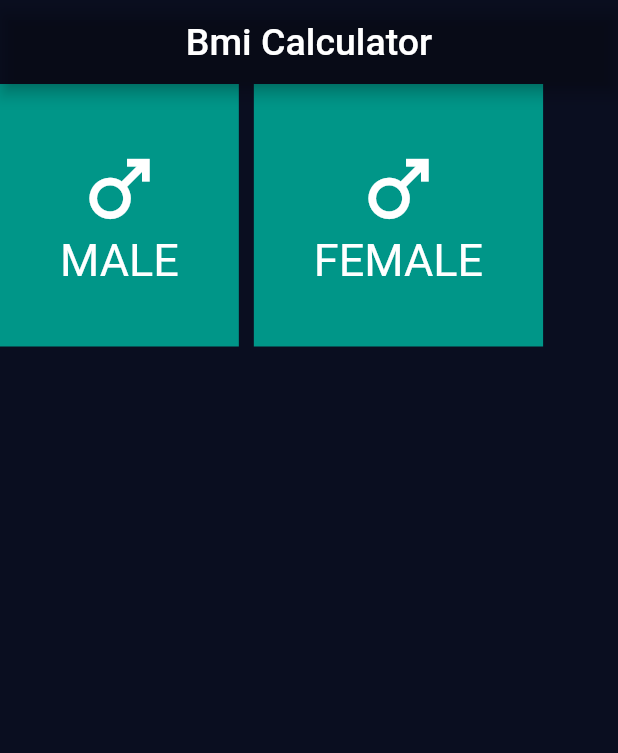
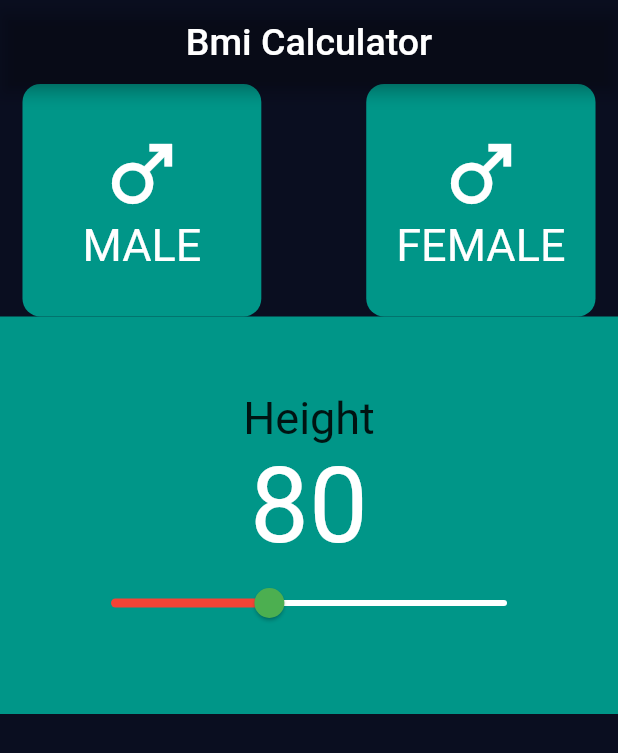
Before and after one commit to JanibekJali/american-dream---bmi_calculator, a Flutter app: the screen it shows after launch, on a phone screen of 412 x 824 dp. Shown: the top 753 px of the screen. Run offline on Flutter 3.47's test engine with Material 2 defaults, Android fonts, the phone set to English and light mode, and no system bars.

Commit message:
Height buttu

```diff
--- a/lib/ui/home_ui.dart
+++ b/lib/ui/home_ui.dart
@@ -7,6 +7,7 @@ class HomeUi extends StatefulWidget {
 }
 
 class _HomeUiState extends State<HomeUi> {
+  double sliderHeight = 80;
   @override
   Widget build(BuildContext context) {
     return Scaffold(
@@ -19,22 +20,58 @@ class _HomeUiState extends State<HomeUi> {
           style: TextStyle(fontSize: 25),
         ),
       ),
-      body: SingleChildScrollView(
-        scrollDirection: Axis.horizontal,
-        child: Column(
+      body: Column(
         children: [
           Row(
+            mainAxisAlignment: MainAxisAlignment.spaceAround,
             children: const [
-                CustomContainer(genderText: 'MalE'),
+              CustomContainer(
+                genderText: 'MalE',
+                ver: 30,
+                hor: 40,
+              ),
               SizedBox(
                 width: 10,
               ),
-                CustomContainer(genderText: 'Female'),
+              CustomContainer(
+                genderText: 'Female',
+                ver: 30,
+                hor: 20,
+              ),
             ],
+          ),
+          Container(
+            color: Colors.teal,
+            child: Padding(
+              padding: const EdgeInsets.all(50.0),
+              child: Column(
+                children: [
+                  const Text(
+                    'Height',
+                    style: TextStyle(fontSize: 30),
+                  ),
+                  Text(
+                    sliderHeight.toStringAsFixed(0),
+                    style: const TextStyle(fontSize: 70, color: Colors.white),
+                  ),
+                  Slider(
+                    activeColor: Colors.red,
+                    inactiveColor: Colors.white,
+                    thumbColor: Colors.green,
+                    max: 200,
+                    value: sliderHeight,
+                    onChanged: (adamBasti) {
+                      setState(() {
+                        sliderHeight = adamBasti;
+                      });
+                    },
                   ),
                 ],
               ),
             ),
+          ),
+        ],
+      ),
     );
   }
 }
--- a/lib/widgets/custom_container.dart
+++ b/lib/widgets/custom_container.dart
@@ -2,16 +2,26 @@ import 'package:flutter/material.dart';
 
 class CustomContainer extends StatelessWidget {
   const CustomContainer({
+    this.hor,
+    this.ver,
     this.genderText,
     Key? key,
   }) : super(key: key);
   final String? genderText;
+  final double? hor;
+  final double? ver;
 
   @override
   Widget build(BuildContext context) {
     return Container(
-      color: Colors.teal,
-      padding: const EdgeInsets.all(40),
+      decoration: BoxDecoration(
+        borderRadius: BorderRadius.circular(12),
+        color: Colors.teal,
+      ),
+      padding: EdgeInsets.symmetric(
+        horizontal: hor!,
+        vertical: ver!,
+      ),
       child: Column(
         children: [
           const Icon(
```
Lines whose indentation alone changed are shown as unchanged.
